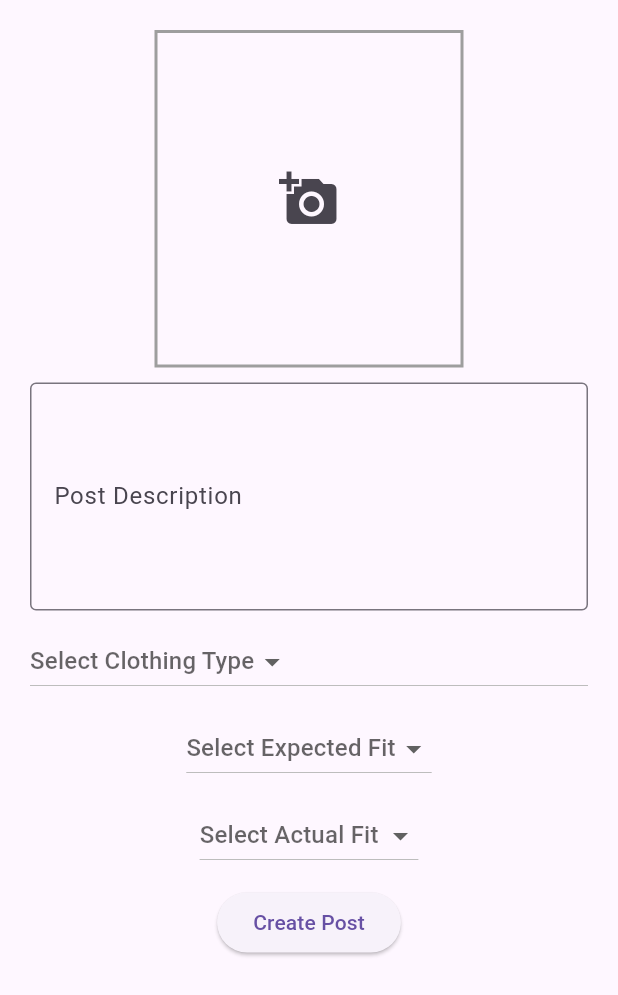
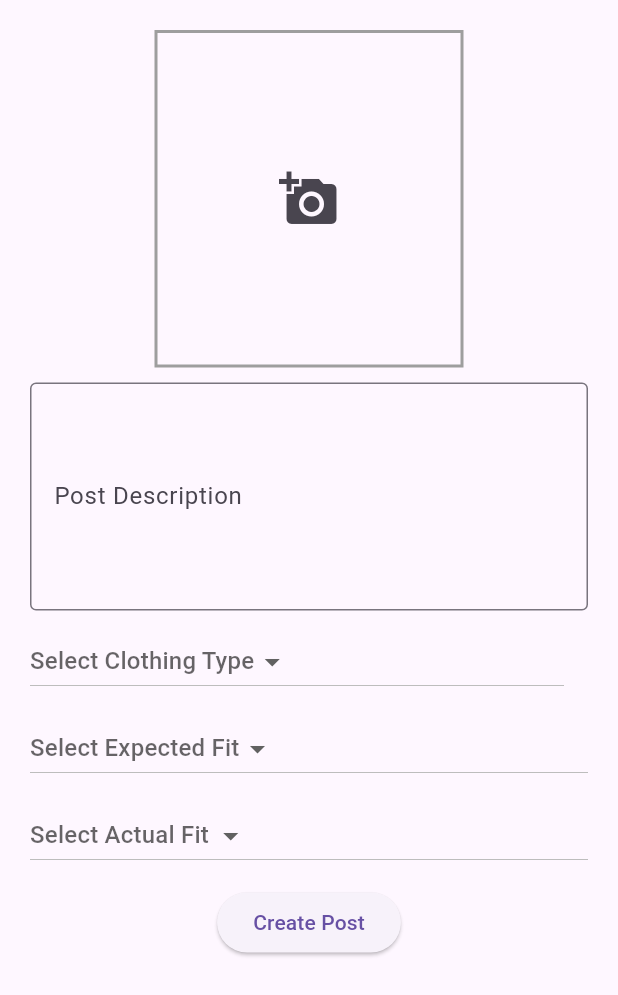
Before and after one commit to emmaaannnn/size-review-app, a Flutter app: the NewPost widget shown alone on an empty page, opened directly, on a phone screen of 412 x 824 dp. Shown: the top 995 px of the screen. Run offline on Flutter 3.47's test engine with Material 3 defaults, Android fonts, the phone set to English and light mode, and no system bars.

Commit message:
new post file complete

```diff
--- a/fitview_app/lib/widget/newPost.dart
+++ b/fitview_app/lib/widget/newPost.dart
@@ -75,8 +75,11 @@ class _NewPostState extends State<NewPost> {
           SizedBox(height: 10),
 
           // Clothing Type Selection
-          SizedBox(
-            width: double.infinity, // Makes it take the full screen width
+          Row(
+            mainAxisAlignment: MainAxisAlignment.spaceBetween, // Adjust as needed
+            children: [
+              // Clothing Type Selection
+              Expanded(
                 child: DropdownButton<ClothingType>(
                   hint: Text("Select Clothing Type"),
                   value: _selectedClothingType,
@@ -94,9 +97,12 @@ class _NewPostState extends State<NewPost> {
                 ),
               ),
 
+              SizedBox(width: 16), // Adds some spacing between dropdowns
+
               // Clothing Size Selection
               if (_selectedClothingType != null)
-            DropdownButton<ClothingSize>(
+                Expanded(
+                  child: DropdownButton<ClothingSize>(
                     hint: Text("Select Clothing Size"),
                     value: _selectedClothingSize,
                     onChanged: (newValue) {
@@ -111,12 +117,17 @@ class _NewPostState extends State<NewPost> {
                       );
                     }).toList(),
                   ),
+                ),
+            ],
+          ),
 
 
           SizedBox(height: 10),
 
-          // Expected Fit Selection
-          DropdownButton<Fit>(
+          // Expected Fit SelectionR
+          SizedBox(
+            width: double.infinity, // Makes it take the full screen width
+            child: DropdownButton<Fit>(
               hint: Text("Select Expected Fit"),
               value: _expectedFit,
               onChanged: (newValue) {
@@ -127,9 +138,12 @@ class _NewPostState extends State<NewPost> {
               items: Fit.values.map((fit) {
                 return DropdownMenuItem(
                   value: fit,
-                child: Text(fit.displayName),
+                  child: Align(
+                    alignment: Alignment.center,
+                    child: Text(fit.displayName)),
                 );
               }).toList(),
+            ),
           ),
 
 
@@ -137,7 +151,9 @@ class _NewPostState extends State<NewPost> {
 
 
           // Actual Fit Selection
-          DropdownButton<Fit>(
+          SizedBox(
+            width: double.infinity, // Makes it take the full screen width
+            child: DropdownButton<Fit>(
               hint: Text("Select Actual Fit"),
               value: _actualFit,
               onChanged: (newValue) {
@@ -151,6 +167,7 @@ class _NewPostState extends State<NewPost> {
                   child: Text(fit.displayName),
                 );
               }).toList(),
+            ),
           ),
 
 
--- a/fitview_app/lib/widget/postWidget.dart
+++ b/fitview_app/lib/widget/postWidget.dart
@@ -32,6 +32,7 @@ class _PostWidgetState extends State<PostWidget> {
             ),
           ),
 
+          // Image that was selected for the post
           Image.asset(
             widget.post.photoUrl,
             width: MediaQuery.of(context).size.width,
@@ -39,6 +40,10 @@ class _PostWidgetState extends State<PostWidget> {
             fit: BoxFit.cover,
           ),
 
+          SizedBox(height: 10),
+
+
+          // Displaying the clothing type and the size
           Row(
             children: [
               Text(
@@ -62,6 +67,7 @@ class _PostWidgetState extends State<PostWidget> {
             ],
           ),
 
+          // Displaying User Height
           Row(
             children: [
               Text(
@@ -71,6 +77,8 @@ class _PostWidgetState extends State<PostWidget> {
               Text('${widget.post.userHeight} cm'),
             ],
           ),
+
+          // Displaying User Body Type
           Row(
             children: [
               Text(
@@ -80,6 +88,8 @@ class _PostWidgetState extends State<PostWidget> {
               Text(widget.post.bodyType.displayName),
             ],
           ),
+
+          // Displaying Expected fit of clothing
           Row(
             children: [
               Text(
@@ -89,6 +99,8 @@ class _PostWidgetState extends State<PostWidget> {
               Text(widget.post.expectedFit.displayName),
             ],
           ),
+
+          // Displaying Actual fit of clothing
           Row(
             children: [
               Text(
@@ -99,6 +111,7 @@ class _PostWidgetState extends State<PostWidget> {
             ],
           ),
 
+          // Displaying the description of the post if the button is pressed
           if (_isExpanded)
             Padding(
               padding: const EdgeInsets.symmetric(vertical: 8.0),
@@ -108,6 +121,7 @@ class _PostWidgetState extends State<PostWidget> {
               ),
             ),
 
+          // Button to show or hide the description
            Center(
             child: ElevatedButton(
               onPressed: () {
```
Lines whose indentation alone changed are shown as unchanged.
